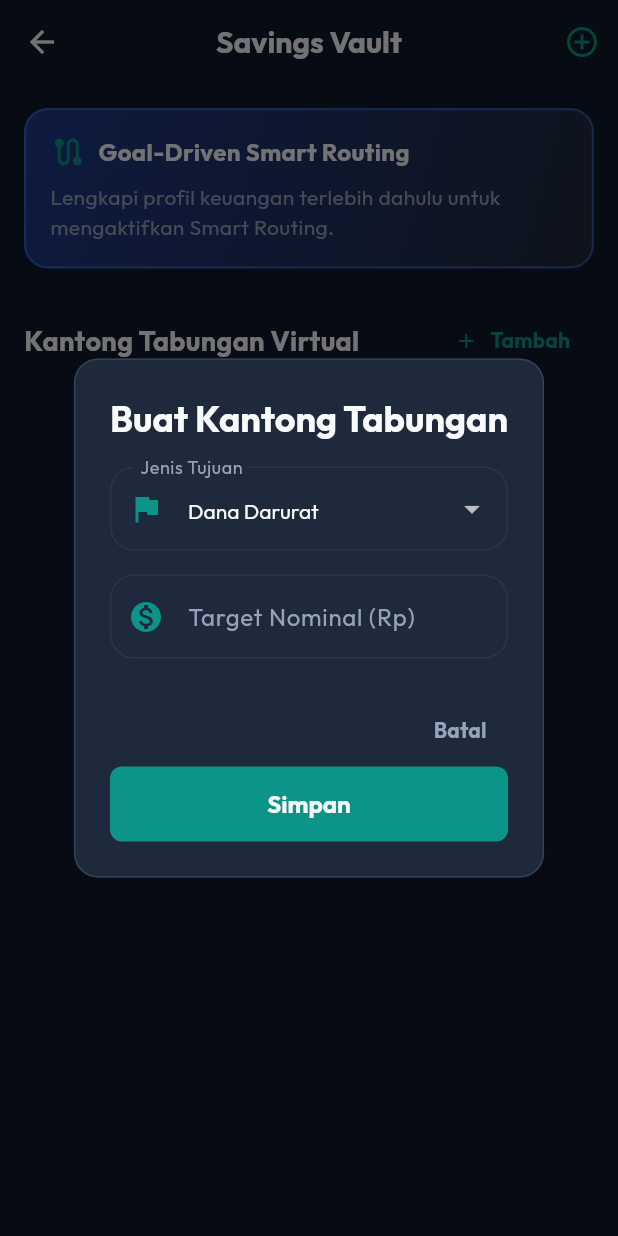
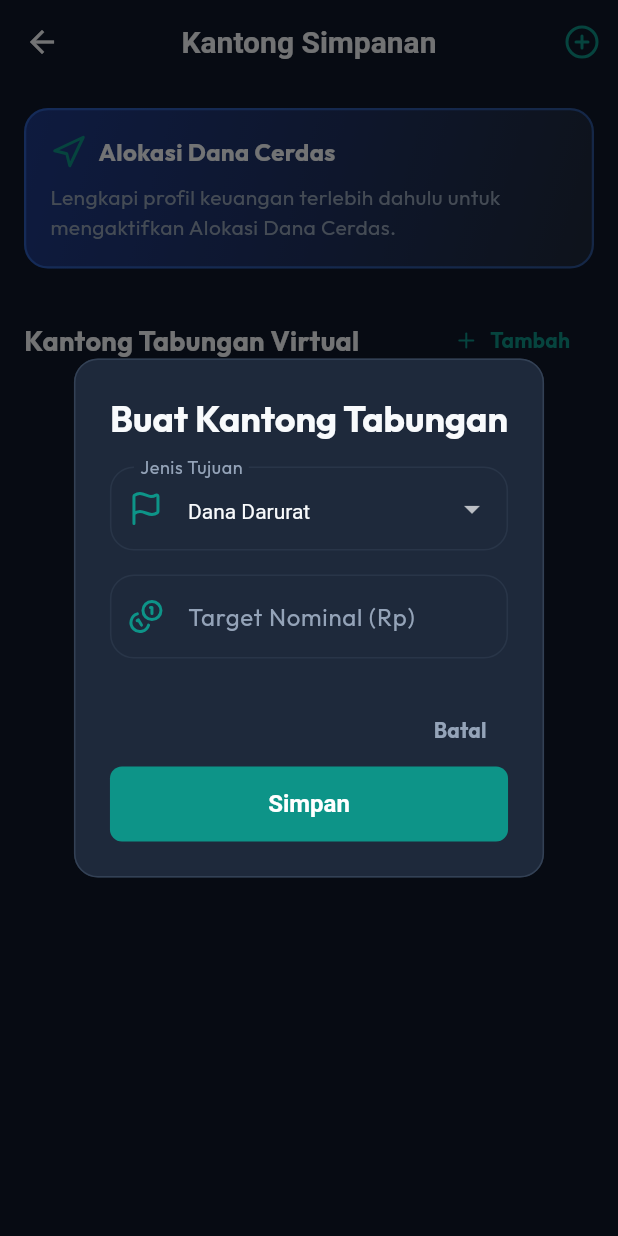
Before and after one commit to MlnKh18/LifeGuard-Finance, a Flutter app: the VaultScreen screen opened directly, after a tap on "Tambah", on a phone screen of 412 x 824 dp. Run offline on Flutter 3.47's test engine with Material 3 defaults, Android fonts, the phone set to English and light mode, and no system bars; our stand-ins replace flutter_animate, flutter_riverpod, google_fonts, lucide_icons, sqflite; accounts and stored records are empty.

Commit message:
refactor(vault): konsistensi UI - ikon, spacing, tipografi, dan format angka
- Ganti semua Icons.* ke LucideIcons.* (shieldAlert, graduationCap, heartPulse, piggyBank, trash2, dll.)
- Hapus GoogleFonts.outfit() eksplisit, gunakan TextStyle theme langsung
- Hapus duplikasi backgroundColor & elevation: 0 di AppBar (sudah di AppTheme)
- Ganti raw padding (16.0, 24, 12, 8) ke AppStyles token (m, l, s, xs)
- Perbaiki key constructor dari {Key? key} ke {super.key}
- Rename AppBar 'Savings Vault' -> 'Kantong Simpanan'
- Rename 'Goal-Driven Smart Routing' -> 'Alokasi Dana Cerdas'
- Format angka Rp menggunakan NumberFormat.currency (ada thousand separator)
- Tambah import lucide_icons dan intl

Co-Authored-By: Claude Sonnet 4.6 <noreply@anthropic.com>

```diff
--- a/lib/presentation/screens/vault/vault_screen.dart
+++ b/lib/presentation/screens/vault/vault_screen.dart
@@ -1,12 +1,13 @@
 import 'package:flutter/material.dart';
 import 'package:flutter_riverpod/flutter_riverpod.dart';
-import 'package:google_fonts/google_fonts.dart';
+import 'package:lucide_icons/lucide_icons.dart';
+import 'package:intl/intl.dart';
 import '../../../constants/app_colors.dart';
 import '../../../constants/app_styles.dart';
 import '../../../providers/app_providers.dart';
 
 class VaultScreen extends ConsumerStatefulWidget {
-  const VaultScreen({Key? key}) : super(key: key);
+  const VaultScreen({super.key});
 
   @override
   ConsumerState<VaultScreen> createState() => _VaultScreenState();
@@ -15,6 +16,10 @@ class VaultScreen extends ConsumerStatefulWidget {
 class _VaultScreenState extends ConsumerState<VaultScreen> {
   final _targetController = TextEditingController();
   String _selectedGoalType = 'Emergency';
+
+  String _formatCurrency(double amount) {
+    return NumberFormat.currency(locale: 'id_ID', symbol: 'Rp ', decimalDigits: 0).format(amount);
+  }
 
   @override
   void dispose() {
@@ -34,12 +39,9 @@ class _VaultScreenState extends ConsumerState<VaultScreen> {
                 borderRadius: AppStyles.radiusMedium,
                 side: const BorderSide(color: AppColors.surfaceCard, width: 1),
               ),
-              title: Text(
+              title: const Text(
                 'Buat Kantong Tabungan',
-                style: GoogleFonts.outfit(
-                  color: AppColors.textPrimary,
-                  fontWeight: FontWeight.bold,
-                ),
+                style: TextStyle(color: AppColors.textPrimary, fontWeight: FontWeight.bold),
               ),
               content: Column(
                 mainAxisSize: MainAxisSize.min,
@@ -47,10 +49,10 @@ class _VaultScreenState extends ConsumerState<VaultScreen> {
                   DropdownButtonFormField<String>(
                     dropdownColor: AppColors.surface,
                     value: _selectedGoalType,
-                    style: GoogleFonts.outfit(color: AppColors.textPrimary),
+                    style: const TextStyle(color: AppColors.textPrimary),
                     decoration: AppStyles.inputDecoration(
                       labelText: 'Jenis Tujuan',
-                      prefixIcon: const Icon(Icons.flag, color: AppColors.accent),
+                      prefixIcon: const Icon(LucideIcons.flag, color: AppColors.accent),
                     ),
                     items: const [
                       DropdownMenuItem(value: 'Emergency', child: Text('Dana Darurat')),
@@ -66,14 +68,14 @@ class _VaultScreenState extends ConsumerState<VaultScreen> {
                       }
                     },
                   ),
-                  const SizedBox(height: 16),
+                  const SizedBox(height: AppStyles.m),
                   TextFormField(
                     controller: _targetController,
                     keyboardType: TextInputType.number,
-                    style: GoogleFonts.inter(color: AppColors.textPrimary),
+                    style: const TextStyle(color: AppColors.textPrimary),
                     decoration: AppStyles.inputDecoration(
                       labelText: 'Target Nominal (Rp)',
-                      prefixIcon: const Icon(Icons.monetization_on, color: AppColors.accent),
+                      prefixIcon: const Icon(LucideIcons.coins, color: AppColors.accent),
                     ),
                   ),
                 ],
@@ -81,17 +83,13 @@ class _VaultScreenState extends ConsumerState<VaultScreen> {
               actions: [
                 TextButton(
                   onPressed: () => Navigator.pop(context),
-                  child: Text(
-                    'Batal',
-                    style: GoogleFonts.outfit(color: AppColors.textSecondary),
-                  ),
+                  child: const Text('Batal', style: TextStyle(color: AppColors.textSecondary)),
                 ),
                 ElevatedButton(
                   style: ElevatedButton.styleFrom(
                     backgroundColor: AppColors.accent,
-                    shape: RoundedRectangleBorder(
-                      borderRadius: AppStyles.radiusSmall,
-                    ),
+                    foregroundColor: Colors.white,
+                    shape: RoundedRectangleBorder(borderRadius: AppStyles.radiusSmall),
                   ),
                   onPressed: () {
                     final target = double.tryParse(_targetController.text) ?? 0.0;
@@ -115,13 +113,7 @@ class _VaultScreenState extends ConsumerState<VaultScreen> {
                       );
                     }
                   },
-                  child: Text(
-                    'Simpan',
-                    style: GoogleFonts.outfit(
-                      color: AppColors.textPrimary,
-                      fontWeight: FontWeight.bold,
-                    ),
-                  ),
+                  child: const Text('Simpan', style: TextStyle(fontWeight: FontWeight.bold)),
                 ),
               ],
             );
@@ -144,34 +136,27 @@ class _VaultScreenState extends ConsumerState<VaultScreen> {
           ),
           title: Text(
             'Isi Saldo $goalName',
-            style: GoogleFonts.outfit(
-              color: AppColors.textPrimary,
-              fontWeight: FontWeight.bold,
-            ),
+            style: const TextStyle(color: AppColors.textPrimary, fontWeight: FontWeight.bold),
           ),
           content: TextFormField(
             controller: amountController,
             keyboardType: TextInputType.number,
-            style: GoogleFonts.inter(color: AppColors.textPrimary),
+            style: const TextStyle(color: AppColors.textPrimary),
             decoration: AppStyles.inputDecoration(
               labelText: 'Jumlah Setoran (Rp)',
-              prefixIcon: const Icon(Icons.add_circle, color: AppColors.accent),
+              prefixIcon: const Icon(LucideIcons.plusCircle, color: AppColors.accent),
             ),
           ),
           actions: [
             TextButton(
               onPressed: () => Navigator.pop(context),
-              child: Text(
-                'Batal',
-                style: GoogleFonts.outfit(color: AppColors.textSecondary),
-              ),
+              child: const Text('Batal', style: TextStyle(color: AppColors.textSecondary)),
             ),
             ElevatedButton(
               style: ElevatedButton.styleFrom(
                 backgroundColor: AppColors.accent,
-                shape: RoundedRectangleBorder(
-                  borderRadius: AppStyles.radiusSmall,
-                ),
+                foregroundColor: Colors.white,
+                shape: RoundedRectangleBorder(borderRadius: AppStyles.radiusSmall),
               ),
               onPressed: () {
                 final amt = double.tryParse(amountController.text) ?? 0.0;
@@ -179,17 +164,11 @@ class _VaultScreenState extends ConsumerState<VaultScreen> {
                   ref.read(vaultsProvider.notifier).addFunds(vaultId, amt);
                   Navigator.pop(context);
                   ScaffoldMessenger.of(context).showSnackBar(
-                    SnackBar(content: Text('Setoran Rp ${amt.toStringAsFixed(0)} berhasil ditambahkan!')),
+                    SnackBar(content: Text('Setoran ${_formatCurrency(amt)} berhasil ditambahkan!')),
                   );
                 }
               },
-              child: Text(
-                'Tambah',
-                style: GoogleFonts.outfit(
-                  color: AppColors.textPrimary,
-                  fontWeight: FontWeight.bold,
-                ),
-              ),
+              child: const Text('Tambah', style: TextStyle(fontWeight: FontWeight.bold)),
             ),
           ],
         );
@@ -215,15 +194,15 @@ class _VaultScreenState extends ConsumerState<VaultScreen> {
   IconData _getGoalIcon(String type) {
     switch (type) {
       case 'Emergency':
-        return Icons.emergency;
+        return LucideIcons.shieldAlert;
       case 'Education':
-        return Icons.school;
+        return LucideIcons.graduationCap;
       case 'Health':
-        return Icons.local_hospital;
+        return LucideIcons.heartPulse;
       case 'Retirement':
-        return Icons.elderly;
+        return LucideIcons.piggyBank;
       default:
-        return Icons.help_outline;
+        return LucideIcons.helpCircle;
     }
   }
 
@@ -232,7 +211,7 @@ class _VaultScreenState extends ConsumerState<VaultScreen> {
     final vaults = ref.watch(vaultsProvider);
     final score = ref.watch(fvsStateProvider);
 
-    String smartRoutingAdvice = 'Lengkapi profil keuangan terlebih dahulu untuk mengaktifkan Smart Routing.';
+    String smartRoutingAdvice = 'Lengkapi profil keuangan terlebih dahulu untuk mengaktifkan Alokasi Dana Cerdas.';
     if (score != null) {
       final emergencyScore = score.emergencyFundScore;
       final debtScore = score.debtBurdenScore;
@@ -241,7 +220,7 @@ class _VaultScreenState extends ConsumerState<VaultScreen> {
       if (emergencyScore < 40) {
         smartRoutingAdvice = 'Alokasi Pendapatan: Prioritaskan 25% dari pendapatan bersih bulanan untuk membangun Dana Darurat Anda terlebih dahulu (Skor saat ini Kritis: $emergencyScore).';
       } else if (debtScore < 40) {
-        smartRoutingAdvice = 'Alokasi Pendapatan: Alokasikan 20% pendapatan untuk percepatan pelunasan utang pokok/cicilan guna menurunkan Debt Burden Ratio.';
+        smartRoutingAdvice = 'Alokasi Pendapatan: Alokasikan 20% pendapatan untuk percepatan pelunasan utang pokok/cicilan guna menurunkan rasio beban utang.';
       } else if (protectionScore < 40) {
         smartRoutingAdvice = 'Alokasi Pendapatan: Sisihkan 10% pendapatan untuk mengaktifkan BPJS Kesehatan atau asuransi jiwa dasar agar terlindung dari risiko guncangan medis.';
       } else {
@@ -250,24 +229,18 @@ class _VaultScreenState extends ConsumerState<VaultScreen> {
     }
 
     return Scaffold(
-      backgroundColor: AppColors.background,
       appBar: AppBar(
-        title: Text(
-          'Savings Vault',
-          style: GoogleFonts.outfit(fontWeight: FontWeight.bold),
-        ),
-        backgroundColor: AppColors.background,
-        elevation: 0,
+        title: const Text('Kantong Simpanan'),
         actions: [
           IconButton(
-            icon: const Icon(Icons.add_circle_outline, color: AppColors.accent),
+            icon: const Icon(LucideIcons.plusCircle, color: AppColors.accent),
             onPressed: _showAddVaultDialog,
-          )
+          ),
         ],
       ),
       body: SingleChildScrollView(
         child: Padding(
-          padding: const EdgeInsets.all(16.0),
+          padding: const EdgeInsets.all(AppStyles.m),
           child: Column(
             crossAxisAlignment: CrossAxisAlignment.start,
             children: [
@@ -282,17 +255,17 @@ class _VaultScreenState extends ConsumerState<VaultScreen> {
                   borderRadius: AppStyles.radiusMedium,
                   border: Border.all(color: AppColors.primaryLight.withOpacity(0.5), width: 1.5),
                 ),
-                padding: const EdgeInsets.all(16.0),
+                padding: const EdgeInsets.all(AppStyles.m),
                 child: Column(
                   crossAxisAlignment: CrossAxisAlignment.start,
                   children: [
                     Row(
                       children: [
-                        const Icon(Icons.route, color: AppColors.accent, size: 24),
-                        const SizedBox(width: 8),
-                        Text(
-                          'Goal-Driven Smart Routing',
-                          style: GoogleFonts.outfit(
+                        const Icon(LucideIcons.navigation, color: AppColors.accent, size: 24),
+                        const SizedBox(width: AppStyles.s),
+                        const Text(
+                          'Alokasi Dana Cerdas',
+                          style: TextStyle(
                             color: AppColors.textPrimary,
                             fontWeight: FontWeight.bold,
                             fontSize: 16,
@@ -300,10 +273,10 @@ class _VaultScreenState extends ConsumerState<VaultScreen> {
                         ),
                       ],
                     ),
-                    const SizedBox(height: 8),
+                    const SizedBox(height: AppStyles.s),
                     Text(
                       smartRoutingAdvice,
-                      style: GoogleFonts.outfit(
+                      style: const TextStyle(
                         color: AppColors.textSecondary,
                         fontSize: 14,
                         height: 1.4,
@@ -312,13 +285,13 @@ class _VaultScreenState extends ConsumerState<VaultScreen> {
                   ],
                 ),
               ),
-              const SizedBox(height: 24),
+              const SizedBox(height: AppStyles.l),
               Row(
                 mainAxisAlignment: MainAxisAlignment.spaceBetween,
                 children: [
-                  Text(
+                  const Text(
                     'Kantong Tabungan Virtual',
-                    style: GoogleFonts.outfit(
+                    style: TextStyle(
                       color: AppColors.textPrimary,
                       fontWeight: FontWeight.bold,
                       fontSize: 18,
@@ -326,26 +299,23 @@ class _VaultScreenState extends ConsumerState<VaultScreen> {
                   ),
                   TextButton.icon(
                     onPressed: _showAddVaultDialog,
-                    icon: const Icon(Icons.add, size: 16, color: AppColors.accent),
-                    label: Text(
-                      'Tambah',
-                      style: GoogleFonts.outfit(color: AppColors.accent),
-                    ),
-                  )
+                    icon: const Icon(LucideIcons.plus, size: 16, color: AppColors.accent),
+                    label: const Text('Tambah', style: TextStyle(color: AppColors.accent)),
+                  ),
                 ],
               ),
-              const SizedBox(height: 12),
+              const SizedBox(height: AppStyles.s),
               if (vaults.isEmpty)
                 Center(
                   child: Padding(
-                    padding: const EdgeInsets.symmetric(vertical: 40.0),
-                    child: Column(
+                    padding: const EdgeInsets.symmetric(vertical: AppStyles.xxl),
+                    child: const Column(
                       children: [
-                        Icon(Icons.folder_open, size: 48, color: AppColors.textMuted),
-                        const SizedBox(height: 12),
+                        Icon(LucideIcons.folderOpen, size: 48, color: AppColors.textMuted),
+                        SizedBox(height: AppStyles.s),
                         Text(
                           'Belum ada kantong tabungan virtual.',
-                          style: GoogleFonts.outfit(color: AppColors.textSecondary),
+                          style: TextStyle(color: AppColors.textSecondary),
                         ),
                       ],
                     ),
@@ -365,10 +335,10 @@ class _VaultScreenState extends ConsumerState<VaultScreen> {
                     final double percent = target > 0 ? (current / target).clamp(0.0, 1.0) : 0.0;
 
                     return Container(
-                      margin: const EdgeInsets.only(bottom: 12),
+                      margin: const EdgeInsets.only(bottom: AppStyles.s),
                       decoration: AppStyles.cardDecoration,
                       child: Padding(
-                        padding: const EdgeInsets.all(16.0),
+                        padding: const EdgeInsets.all(AppStyles.m),
                         child: Column(
                           crossAxisAlignment: CrossAxisAlignment.start,
                           children: [
@@ -381,13 +351,13 @@ class _VaultScreenState extends ConsumerState<VaultScreen> {
                                       backgroundColor: AppColors.accent.withOpacity(0.1),
                                       child: Icon(_getGoalIcon(type), color: AppColors.accent),
                                     ),
-                                    const SizedBox(width: 12),
+                                    const SizedBox(width: AppStyles.s),
                                     Column(
                                       crossAxisAlignment: CrossAxisAlignment.start,
                                       children: [
                                         Text(
                                           _getGoalLabel(type),
-                                          style: GoogleFonts.outfit(
+                                          style: const TextStyle(
                                             color: AppColors.textPrimary,
                                             fontWeight: FontWeight.bold,
                                             fontSize: 16,
@@ -395,7 +365,7 @@ class _VaultScreenState extends ConsumerState<VaultScreen> {
                                         ),
                                         Text(
                                           'Prioritas: ${vault['priority']}',
-                                          style: GoogleFonts.outfit(
+                                          style: const TextStyle(
                                             color: AppColors.textMuted,
                                             fontSize: 12,
                                           ),
@@ -405,27 +375,27 @@ class _VaultScreenState extends ConsumerState<VaultScreen> {
                                   ],
                                 ),
                                 IconButton(
-                                  icon: const Icon(Icons.delete_outline, color: AppColors.critical, size: 20),
+                                  icon: const Icon(LucideIcons.trash2, color: AppColors.critical, size: 20),
                                   onPressed: () {
                                     ref.read(vaultsProvider.notifier).deleteVault(id);
                                     ScaffoldMessenger.of(context).showSnackBar(
                                       const SnackBar(content: Text('Kantong tabungan dihapus.')),
                                     );
                                   },
-                                )
+                                ),
                               ],
                             ),
-                            const SizedBox(height: 16),
+                            const SizedBox(height: AppStyles.m),
                             Row(
                               mainAxisAlignment: MainAxisAlignment.spaceBetween,
                               children: [
-                                Text(
+                                const Text(
                                   'Progres Terkumpul',
-                                  style: GoogleFonts.outfit(color: AppColors.textSecondary, fontSize: 13),
+                                  style: TextStyle(color: AppColors.textSecondary, fontSize: 13),
                                 ),
                                 Text(
                                   '${(percent * 100).toStringAsFixed(0)}%',
-                                  style: GoogleFonts.inter(
+                                  style: const TextStyle(
                                     color: AppColors.accent,
                                     fontWeight: FontWeight.bold,
                                     fontSize: 14,
@@ -433,7 +403,7 @@ class _VaultScreenState extends ConsumerState<VaultScreen> {
                                 ),
                               ],
                             ),
-                            const SizedBox(height: 6),
+                            const SizedBox(height: AppStyles.xs),
                             ClipRRect(
                               borderRadius: BorderRadius.circular(4),
                               child: LinearProgressIndicator(
@@ -443,24 +413,24 @@ class _VaultScreenState extends ConsumerState<VaultScreen> {
                                 minHeight: 8,
                               ),
                             ),
-                            const SizedBox(height: 8),
+                            const SizedBox(height: AppStyles.s),
                             Row(
                               mainAxisAlignment: MainAxisAlignment.spaceBetween,
                               children: [
                                 Text(
-                                  'Rp ${current.toStringAsFixed(0)}',
-                                  style: GoogleFonts.inter(
+                                  _formatCurrency(current),
+                                  style: const TextStyle(
                                     color: AppColors.textPrimary,
                                     fontWeight: FontWeight.bold,
                                   ),
                                 ),
                                 Text(
-                                  'Target: Rp ${target.toStringAsFixed(0)}',
-                                  style: GoogleFonts.inter(color: AppColors.textSecondary, fontSize: 12),
+                                  'Target: ${_formatCurrency(target)}',
+                                  style: const TextStyle(color: AppColors.textSecondary, fontSize: 12),
                                 ),
                               ],
                             ),
-                            const SizedBox(height: 12),
+                            const SizedBox(height: AppStyles.s),
                             SizedBox(
                               width: double.infinity,
                               child: ElevatedButton.icon(
@@ -472,13 +442,13 @@ class _VaultScreenState extends ConsumerState<VaultScreen> {
                                   ),
                                 ),
                                 onPressed: () => _showAddFundsDialog(id, _getGoalLabel(type)),
-                                icon: const Icon(Icons.add, size: 16, color: AppColors.textPrimary),
-                                label: Text(
+                                icon: const Icon(LucideIcons.plus, size: 16, color: AppColors.textPrimary),
+                                label: const Text(
                                   'Isi Setoran Tabungan',
-                                  style: GoogleFonts.outfit(color: AppColors.textPrimary),
+                                  style: TextStyle(color: AppColors.textPrimary),
                                 ),
                               ),
-                            )
+                            ),
                           ],
                         ),
                       ),
```
